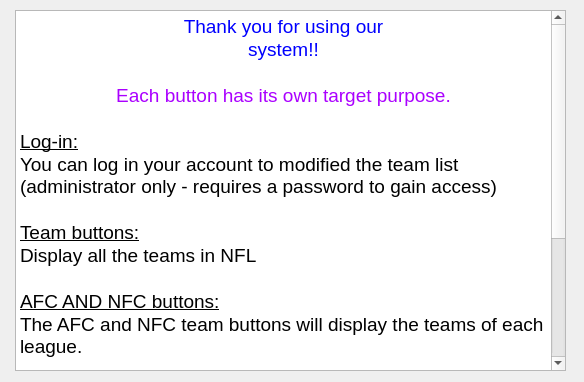
Old version of the form helpbutton.ui in the repository Ling2251/CS1C-NFL_Porject.
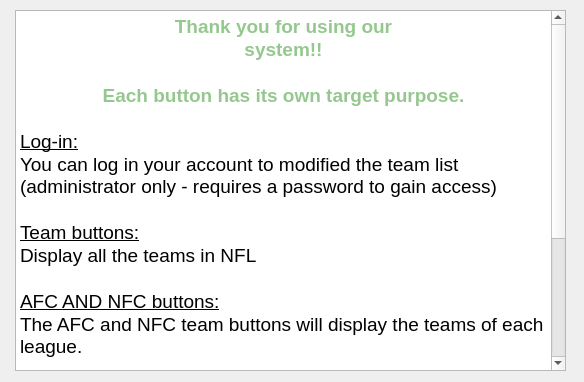
New version of the form.

Patch:
```diff
--- a/helpbutton.ui
+++ b/helpbutton.ui
@@ -27,10 +27,10 @@
 &lt;html&gt;&lt;head&gt;&lt;meta name=&quot;qrichtext&quot; content=&quot;1&quot; /&gt;&lt;style type=&quot;text/css&quot;&gt;
 p, li { white-space: pre-wrap; }
 &lt;/style&gt;&lt;/head&gt;&lt;body style=&quot; font-family:'.AppleSystemUIFont'; font-size:13pt; font-weight:400; font-style:normal;&quot;&gt;
-&lt;p align=&quot;center&quot; style=&quot; margin-top:0px; margin-bottom:0px; margin-left:0px; margin-right:0px; -qt-block-indent:0; text-indent:0px;&quot;&gt;&lt;span style=&quot; font-family:'MS Shell Dlg 2'; font-size:14pt; color:#0000ff;&quot;&gt;Thank you for using our&lt;/span&gt;&lt;/p&gt;
-&lt;p align=&quot;center&quot; style=&quot; margin-top:0px; margin-bottom:0px; margin-left:0px; margin-right:0px; -qt-block-indent:0; text-indent:0px;&quot;&gt;&lt;span style=&quot; font-family:'MS Shell Dlg 2'; font-size:14pt; color:#0000ff;&quot;&gt;system!!&lt;/span&gt;&lt;/p&gt;
-&lt;p align=&quot;center&quot; style=&quot;-qt-paragraph-type:empty; margin-top:0px; margin-bottom:0px; margin-left:0px; margin-right:0px; -qt-block-indent:0; text-indent:0px; font-family:'MS Shell Dlg 2'; font-size:14pt;&quot;&gt;&lt;br /&gt;&lt;/p&gt;
-&lt;p align=&quot;center&quot; style=&quot; margin-top:0px; margin-bottom:0px; margin-left:0px; margin-right:0px; -qt-block-indent:0; text-indent:0px;&quot;&gt;&lt;span style=&quot; font-family:'MS Shell Dlg 2'; font-size:14pt; color:#aa00ff;&quot;&gt;Each button has its own target purpose.&lt;/span&gt;&lt;/p&gt;
+&lt;p align=&quot;center&quot; style=&quot; margin-top:0px; margin-bottom:0px; margin-left:0px; margin-right:0px; -qt-block-indent:0; text-indent:0px;&quot;&gt;&lt;span style=&quot; font-family:'MS Shell Dlg 2'; font-size:14pt; font-weight:600; color:#95c88e;&quot;&gt;Thank you for using our&lt;/span&gt;&lt;/p&gt;
+&lt;p align=&quot;center&quot; style=&quot; margin-top:0px; margin-bottom:0px; margin-left:0px; margin-right:0px; -qt-block-indent:0; text-indent:0px;&quot;&gt;&lt;span style=&quot; font-family:'MS Shell Dlg 2'; font-size:14pt; font-weight:600; color:#95c88e;&quot;&gt;system!!&lt;/span&gt;&lt;/p&gt;
+&lt;p align=&quot;center&quot; style=&quot;-qt-paragraph-type:empty; margin-top:0px; margin-bottom:0px; margin-left:0px; margin-right:0px; -qt-block-indent:0; text-indent:0px; font-family:'MS Shell Dlg 2'; font-size:14pt; font-weight:600; color:#95c88e;&quot;&gt;&lt;br /&gt;&lt;/p&gt;
+&lt;p align=&quot;center&quot; style=&quot; margin-top:0px; margin-bottom:0px; margin-left:0px; margin-right:0px; -qt-block-indent:0; text-indent:0px;&quot;&gt;&lt;span style=&quot; font-family:'MS Shell Dlg 2'; font-size:14pt; font-weight:600; color:#95c88e;&quot;&gt;Each button has its own target purpose.&lt;/span&gt;&lt;/p&gt;
 &lt;p style=&quot;-qt-paragraph-type:empty; margin-top:0px; margin-bottom:0px; margin-left:0px; margin-right:0px; -qt-block-indent:0; text-indent:0px; font-family:'MS Shell Dlg 2'; font-size:14pt;&quot;&gt;&lt;br /&gt;&lt;/p&gt;
 &lt;p style=&quot; margin-top:0px; margin-bottom:0px; margin-left:0px; margin-right:0px; -qt-block-indent:0; text-indent:0px;&quot;&gt;&lt;span style=&quot; font-family:'MS Shell Dlg 2'; font-size:14pt; text-decoration: underline;&quot;&gt;Log-in:&lt;/span&gt;&lt;/p&gt;
 &lt;p style=&quot; margin-top:0px; margin-bottom:0px; margin-left:0px; margin-right:0px; -qt-block-indent:0; text-indent:0px;&quot;&gt;&lt;span style=&quot; font-family:'MS Shell Dlg 2'; font-size:14pt;&quot;&gt;You can log in your account to modified the team list (administrator only - requires a password to gain access)&lt;/span&gt;&lt;/p&gt;
```
